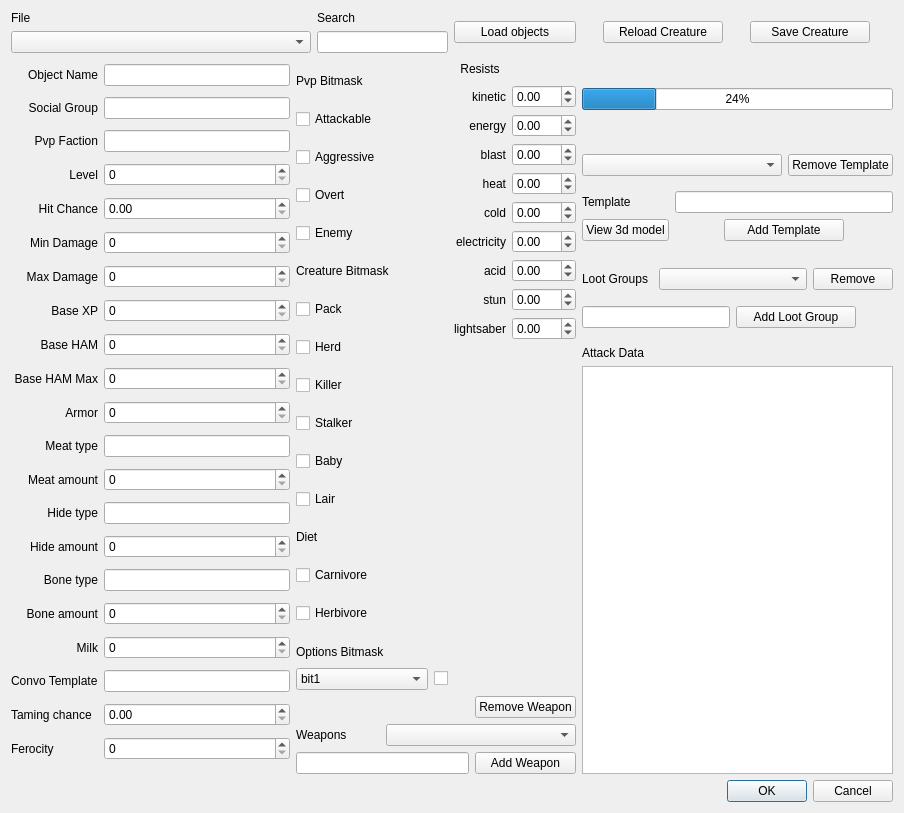
Old version of the form WorldSpawnerTool/creaturemanager.ui in the repository TheAnswer/Tools.
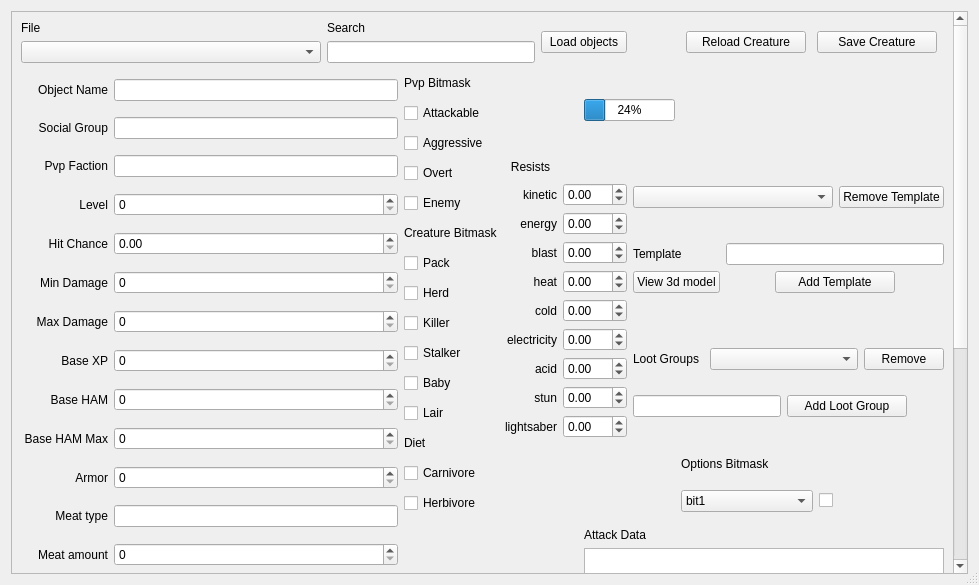
New version of the form.

Commit message: [updated] spawn tool made creature dialog scrollable

Diff of the .ui file:
```diff
--- a/WorldSpawnerTool/creaturemanager.ui
+++ b/WorldSpawnerTool/creaturemanager.ui
@@ -6,15 +6,33 @@
    <rect>
     <x>0</x>
     <y>0</y>
-    <width>904</width>
-    <height>636</height>
+    <width>979</width>
+    <height>585</height>
    </rect>
   </property>
   <property name="windowTitle">
-   <string>Dialog</string>
+   <string>Creature Tool</string>
+  </property>
+  <property name="sizeGripEnabled">
+   <bool>true</bool>
+  </property>
+  <layout class="QHBoxLayout" name="horizontalLayout_3">
+   <item>
+    <widget class="QScrollArea" name="scrollArea">
+     <property name="widgetResizable">
+      <bool>true</bool>
+     </property>
+     <widget class="QWidget" name="scrollAreaWidgetContents">
+      <property name="geometry">
+       <rect>
+        <x>0</x>
+        <y>0</y>
+        <width>942</width>
+        <height>823</height>
+       </rect>
   </property>
   <layout class="QGridLayout" name="gridLayout_13">
-   <item row="0" column="0" colspan="2">
+       <item row="0" column="0" colspan="4">
     <layout class="QGridLayout" name="gridLayout_11">
      <item row="0" column="1">
       <widget class="QLabel" name="label_13">
@@ -45,7 +63,14 @@
      </item>
     </layout>
    </item>
-   <item row="0" column="3">
+       <item row="0" column="4" colspan="2">
+        <widget class="QPushButton" name="pushButton">
+         <property name="text">
+          <string>Load objects</string>
+         </property>
+        </widget>
+       </item>
+       <item row="0" column="7">
     <layout class="QHBoxLayout" name="horizontalLayout">
      <item>
       <widget class="QPushButton" name="reloadCreature">
@@ -75,7 +100,7 @@
      </item>
     </layout>
    </item>
-   <item row="1" column="0" rowspan="6">
+       <item row="1" column="0" rowspan="5">
     <layout class="QGridLayout" name="gridLayout">
      <item row="0" column="0">
       <widget class="QLabel" name="label">
@@ -395,7 +420,7 @@
      </item>
     </layout>
    </item>
-   <item row="1" column="1" rowspan="4">
+       <item row="1" column="1" rowspan="4" colspan="2">
     <layout class="QGridLayout" name="gridLayout_10">
      <item row="0" column="0">
       <widget class="QLabel" name="label_14">
@@ -522,7 +547,18 @@
      </item>
     </layout>
    </item>
-   <item row="1" column="2" rowspan="3">
+       <item row="1" column="5" colspan="2">
+        <layout class="QGridLayout" name="gridLayout_2">
+         <item row="2" column="0" colspan="2">
+          <widget class="QProgressBar" name="progressBar">
+           <property name="value">
+            <number>24</number>
+           </property>
+          </widget>
+         </item>
+        </layout>
+       </item>
+       <item row="2" column="3" rowspan="2" colspan="3">
     <layout class="QGridLayout" name="gridLayout_3">
      <item row="0" column="0">
       <widget class="QLabel" name="label_17">
@@ -728,18 +764,7 @@
      </item>
     </layout>
    </item>
-   <item row="1" column="3">
-    <layout class="QGridLayout" name="gridLayout_2">
-     <item row="2" column="0" colspan="2">
-      <widget class="QProgressBar" name="progressBar">
-       <property name="value">
-        <number>24</number>
-       </property>
-      </widget>
-     </item>
-    </layout>
-   </item>
-   <item row="2" column="3">
+       <item row="2" column="6" colspan="2">
     <layout class="QGridLayout" name="gridLayout_12">
      <item row="0" column="0">
       <layout class="QHBoxLayout" name="horizontalLayout_2">
@@ -802,7 +827,7 @@
      </item>
     </layout>
    </item>
-   <item row="3" column="3">
+       <item row="3" column="6" colspan="2">
     <layout class="QGridLayout" name="gridLayout_8">
      <item row="0" column="0">
       <widget class="QLabel" name="label_40">
@@ -839,7 +864,42 @@
      </item>
     </layout>
    </item>
-   <item row="4" column="3" rowspan="3">
+       <item row="5" column="1" colspan="4">
+        <layout class="QGridLayout" name="gridLayout_6">
+         <item row="2" column="0">
+          <widget class="QLabel" name="label_37">
+           <property name="text">
+            <string>Weapons</string>
+           </property>
+          </widget>
+         </item>
+         <item row="2" column="1" colspan="2">
+          <widget class="QComboBox" name="weapons"/>
+         </item>
+         <item row="3" column="0" colspan="2">
+          <widget class="QLineEdit" name="newWeapon">
+           <property name="text">
+            <string/>
+           </property>
+          </widget>
+         </item>
+         <item row="0" column="2">
+          <widget class="QPushButton" name="removeWeapon">
+           <property name="text">
+            <string>Remove Weapon</string>
+           </property>
+          </widget>
+         </item>
+         <item row="3" column="2">
+          <widget class="QPushButton" name="addWeapon">
+           <property name="text">
+            <string>Add Weapon</string>
+           </property>
+          </widget>
+         </item>
+        </layout>
+       </item>
+       <item row="5" column="5" colspan="3">
     <layout class="QGridLayout" name="gridLayout_7">
      <item row="0" column="0">
       <widget class="QLabel" name="label_38">
@@ -853,7 +913,17 @@
      </item>
     </layout>
    </item>
-   <item row="5" column="1">
+       <item row="6" column="7">
+        <widget class="QDialogButtonBox" name="buttonBox">
+         <property name="orientation">
+          <enum>Qt::Horizontal</enum>
+         </property>
+         <property name="standardButtons">
+          <set>QDialogButtonBox::Cancel|QDialogButtonBox::Ok</set>
+         </property>
+        </widget>
+       </item>
+       <item row="4" column="7">
     <layout class="QGridLayout" name="gridLayout_4">
      <item row="0" column="0">
       <widget class="QLabel" name="label_41">
@@ -1053,56 +1123,8 @@
      </item>
     </layout>
    </item>
-   <item row="6" column="1" colspan="2">
-    <layout class="QGridLayout" name="gridLayout_6">
-     <item row="2" column="0">
-      <widget class="QLabel" name="label_37">
-       <property name="text">
-        <string>Weapons</string>
-       </property>
-      </widget>
-     </item>
-     <item row="2" column="1" colspan="2">
-      <widget class="QComboBox" name="weapons"/>
-     </item>
-     <item row="3" column="0" colspan="2">
-      <widget class="QLineEdit" name="newWeapon">
-       <property name="text">
-        <string/>
-       </property>
-      </widget>
-     </item>
-     <item row="0" column="2">
-      <widget class="QPushButton" name="removeWeapon">
-       <property name="text">
-        <string>Remove Weapon</string>
-       </property>
-      </widget>
-     </item>
-     <item row="3" column="2">
-      <widget class="QPushButton" name="addWeapon">
-       <property name="text">
-        <string>Add Weapon</string>
-       </property>
-      </widget>
-     </item>
-    </layout>
-   </item>
-   <item row="7" column="3">
-    <widget class="QDialogButtonBox" name="buttonBox">
-     <property name="orientation">
-      <enum>Qt::Horizontal</enum>
-     </property>
-     <property name="standardButtons">
-      <set>QDialogButtonBox::Cancel|QDialogButtonBox::Ok</set>
-     </property>
-    </widget>
-   </item>
-   <item row="0" column="2">
-    <widget class="QPushButton" name="pushButton">
-     <property name="text">
-      <string>Load objects</string>
-     </property>
+      </layout>
+     </widget>
     </widget>
    </item>
   </layout>
```
Lines whose indentation alone changed are shown as unchanged.
